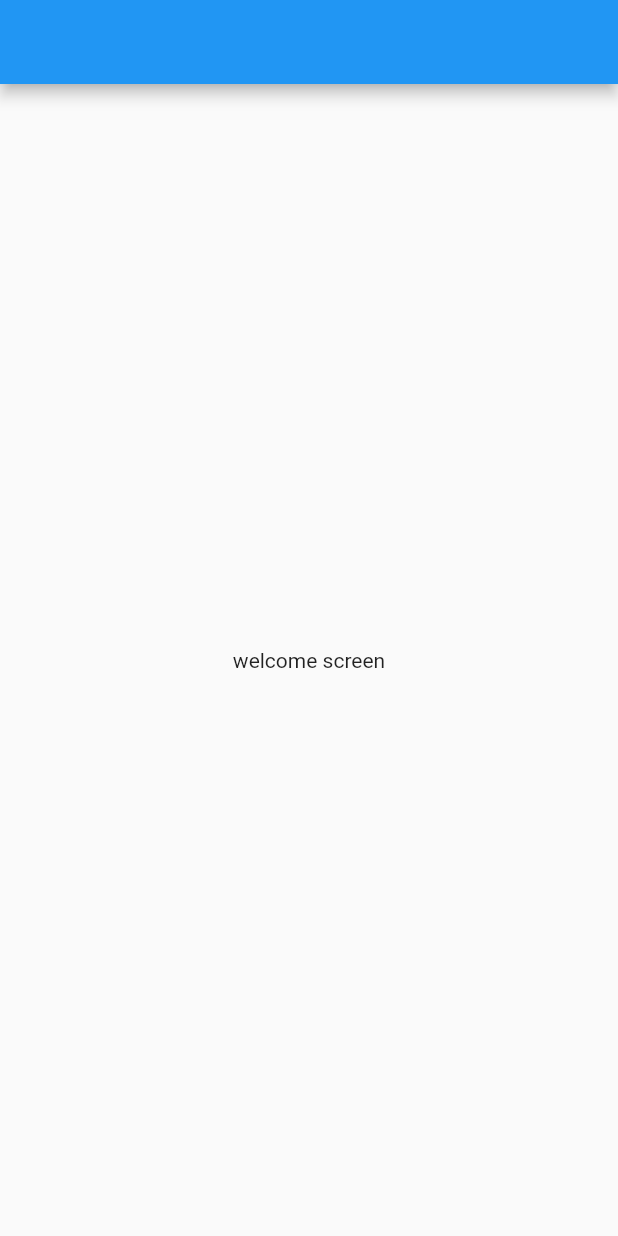
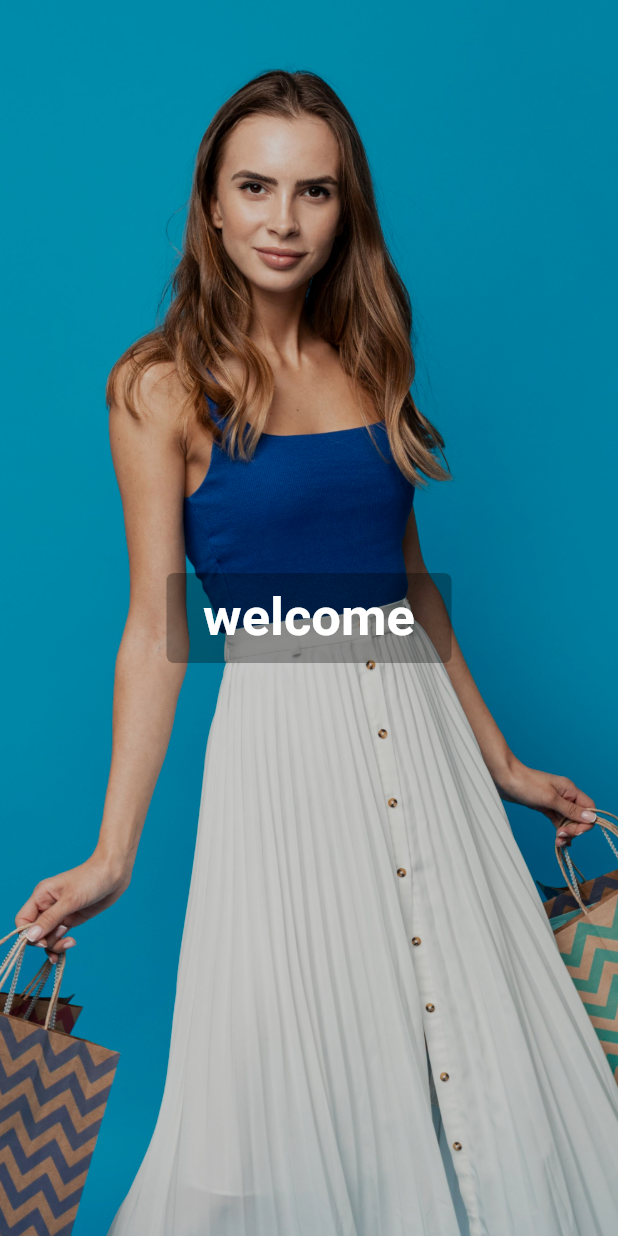
Before and after one commit to haithemmihoubi/Flutter-Ecommerce, a Flutter app: the screen it shows after launch, on a phone screen of 412 x 824 dp. Run offline on Flutter 3.47's test engine with Material 2 defaults, Android fonts, the phone set to English and light mode, and no system bars; our stand-ins replace get.

Commit message:
working initial page and adding text utils

```diff
--- a/lib/main.dart
+++ b/lib/main.dart
@@ -1,4 +1,5 @@
 import 'package:flutter/material.dart';
+import 'package:flutterecommerce/routes/routes.dart';
 import 'package:flutterecommerce/view/screens/welcome_screen.dart';
 import 'package:get/get.dart';
 
@@ -13,15 +14,14 @@ class MyApp extends StatelessWidget {
   @override
   Widget build(BuildContext context) {
     return GetMaterialApp(
+      debugShowCheckedModeBanner: false,
       title: 'ShopFlow',
       theme: ThemeData(
         primarySwatch: Colors.blue,
       ),
-      initialRoute: '/welcomeScreen',
-      getPages: [
+      initialRoute: AppRoutes.welcome,
+      getPages: AppRoutes.routes,
 
-      ],
-      home:  WelcomeScreen(),
     );
   }
 }
--- a/lib/routes/routes.dart
+++ b/lib/routes/routes.dart
@@ -3,11 +3,12 @@ import 'package:get/get.dart';
 import '../view/screens/welcome_screen.dart';
 
 class AppRoutes {
-  // initialroute
+  // initial route
   static const welcome = Routes.welcomeScreen;
 
 //getPages
   static final routes = [
+    // ! route  for initial page
     GetPage(name: Routes.welcomeScreen, page: () => WelcomeScreen()),
   ];
 }
--- a/lib/view/screens/welcome_screen.dart
+++ b/lib/view/screens/welcome_screen.dart
@@ -1,13 +1,47 @@
 import 'package:flutter/material.dart';
+import 'package:flutter/painting.dart';
+
+import '../widgets/text_utils.dart';
 
 class WelcomeScreen extends StatelessWidget {
   const WelcomeScreen({Key? key}) : super(key: key);
 
   @override
   Widget build(BuildContext context) {
-    return Scaffold(
-      appBar: AppBar(),
-      body: Center(child: Text("welcome screen")),
-    );
+    return SafeArea(
+        child: Scaffold(
+      body: Stack(
+        children: [
+          SizedBox(
+            width: double.infinity,
+            height: double.infinity,
+            child: Image.asset(
+              "assets/images/background.jpg",
+              fit: BoxFit.cover,
+            ),
+          ),
+          Container(
+            color: Colors.black.withOpacity(0.2),
+            width: double.infinity,
+            height: double.infinity,
+            child: Column(
+              mainAxisAlignment: MainAxisAlignment.center,
+              children: [
+                Container(
+                  height: 60,
+                  width: 190,
+                  decoration: BoxDecoration(
+                    color: Colors.black.withOpacity(0.3),
+                    borderRadius: BorderRadius.circular(5),
+                  ),
+                  child: Center(
+                      child:TextUtils(text: 'welcome',fontSize: 35,fontWeight: FontWeight.bold,)),
+                )
+              ],
+            ),
+          )
+        ],
+      ),
+    ));
   }
 }
--- /dev/null
+++ b/lib/view/widgets/text_utils.dart
@@ -0,0 +1,23 @@
+import 'package:flutter/material.dart';
+
+class TextUtils extends StatelessWidget {
+  final String text;
+  final double fontSize;
+  final FontWeight? fontWeight ;
+
+  const TextUtils(
+      {required this.fontSize,
+      required this.text,
+      required this.fontWeight,
+      Key? key})
+      : super(key: key);
+
+  @override
+  Widget build(BuildContext context) {
+    return  Text(
+      text,
+      style: TextStyle(
+          color: Colors.white, fontSize: fontSize, fontWeight: fontWeight),
+    );
+  }
+}
--- a/pubspec.yaml
+++ b/pubspec.yaml
@@ -66,8 +66,8 @@ flutter:
 
   # To add assets to your application, add an assets section, like this:
   assets:
-    - assets/
-    - assets/images
+    - assets/images/
+
 
   # An image asset can refer to one or more resolution-specific "variants", see
   # https://flutter.dev/assets-and-images/#resolution-aware.
```
Also changed, not shown: assets/images/background.jpg (added), assets/images/hello.jpg (added).
